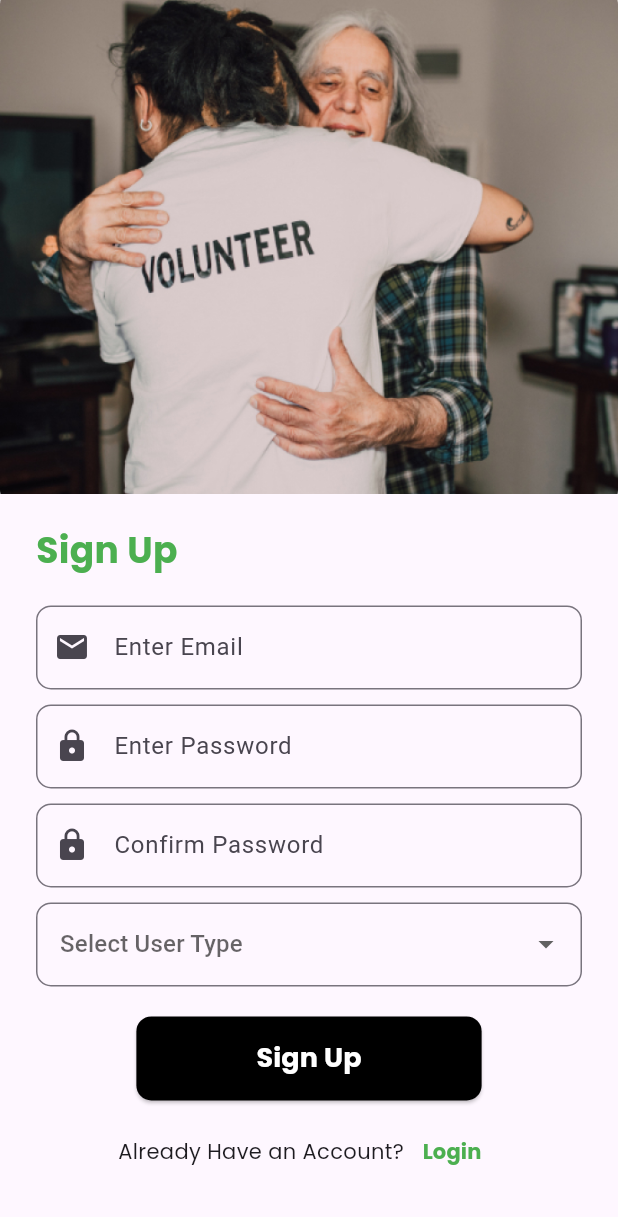
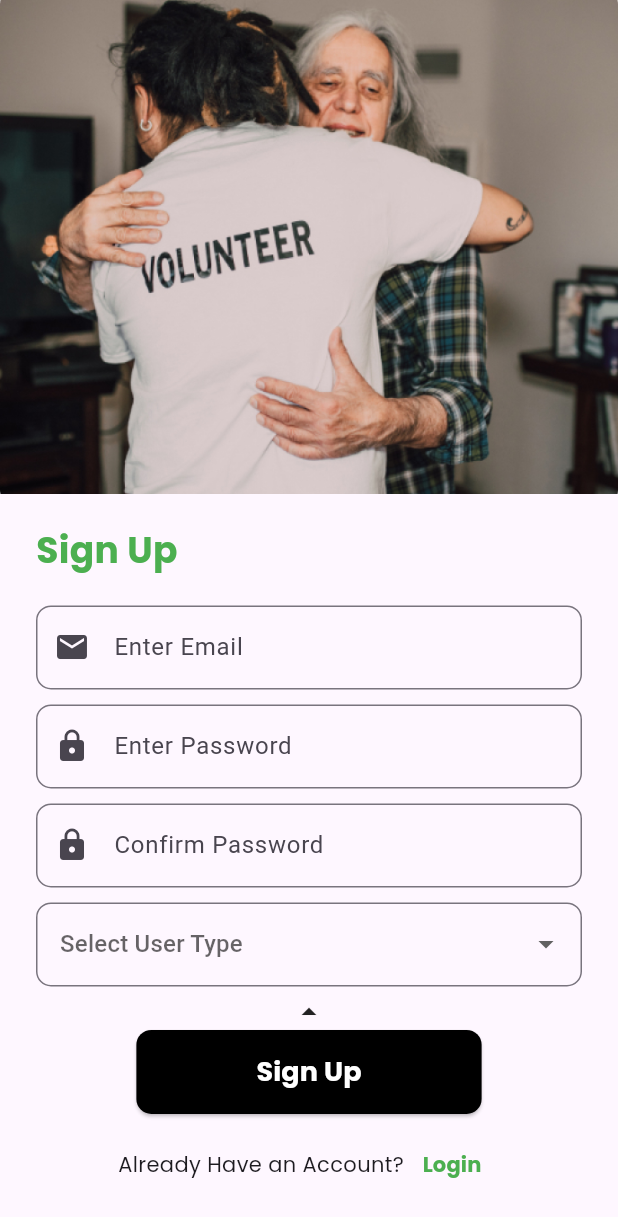
Before and after one commit to Amitkumarkoli/NGO_SCOUT, a Flutter app: the SignUpScreen screen opened directly, on a phone screen of 412 x 824 dp. Shown: the top 1217 px of the screen. Run offline on Flutter 3.47's test engine with Material 3 defaults, Android fonts, the phone set to English and light mode, and no system bars; our stand-ins replace firebase_auth, firebase_core, google_fonts; accounts and stored records are empty.

Commit message:
minor changes

```diff
--- a/lib/features/presentation/screens/signup_screen.dart
+++ b/lib/features/presentation/screens/signup_screen.dart
@@ -13,12 +13,15 @@ class SignUpScreen extends StatefulWidget {
 class _SignUpScreenState extends State<SignUpScreen> {
   final TextEditingController _emailController = TextEditingController();
   final TextEditingController _passwordController = TextEditingController();
-  final TextEditingController _confirmPasswordController = TextEditingController();
+  final TextEditingController _confirmPasswordController =
+      TextEditingController();
   String? _userType;
 
   void _signUp() async {
-    if (_passwordController.text.trim() != _confirmPasswordController.text.trim()) {
-      ScaffoldMessenger.of(context).showSnackBar(const SnackBar(content: Text('Passwords do not match')));
+    if (_passwordController.text.trim() !=
+        _confirmPasswordController.text.trim()) {
+      ScaffoldMessenger.of(context).showSnackBar(
+          const SnackBar(content: Text('Passwords do not match')));
       return;
     }
 
@@ -128,7 +131,12 @@ class _SignUpScreenState extends State<SignUpScreen> {
                       },
                     ),
                   ),
-                  const SizedBox(height: 20),
+                  const SizedBox(height: 5),
+                  const Center(
+                    child: Icon(
+                      Icons.arrow_drop_up,
+                    ),
+                  ),
                   Center(
                     child: isLoading
                         ? const CircularProgressIndicator()
--- a/lib/routes/routes.dart
+++ b/lib/routes/routes.dart
@@ -9,10 +9,10 @@ import 'package:ngo_scout/features/presentation/screens/welcome_screen.dart';
 
 class AppRoutes {
   static const String welcome = '/';
+  static const String scrollable = '/scrollable';
   static const String login = '/login';
   static const String signup = '/signup';
   static const String home = '/home';
-  static const String scrollable = '/scrollable';
   static const String ngoHome = '/ngo_home';    // Add this route
   static const String peopleHome = '/people_home'; // Add this route
 
```
Also changed, not shown: lib/main.dart (+3 -4 lines).
